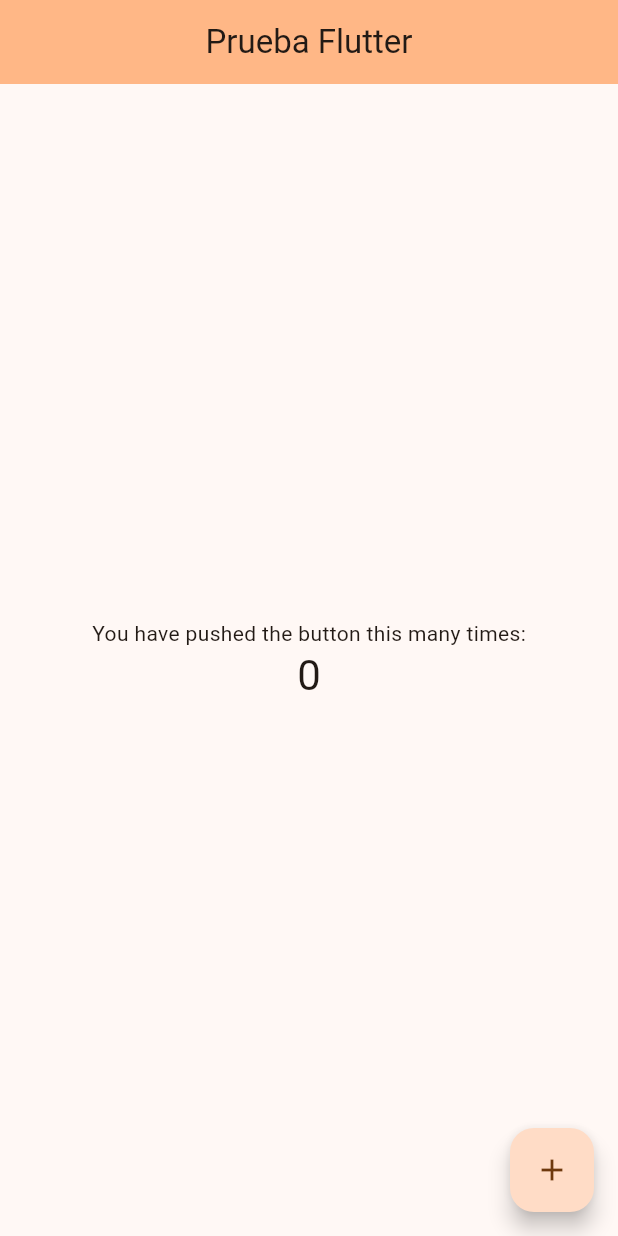
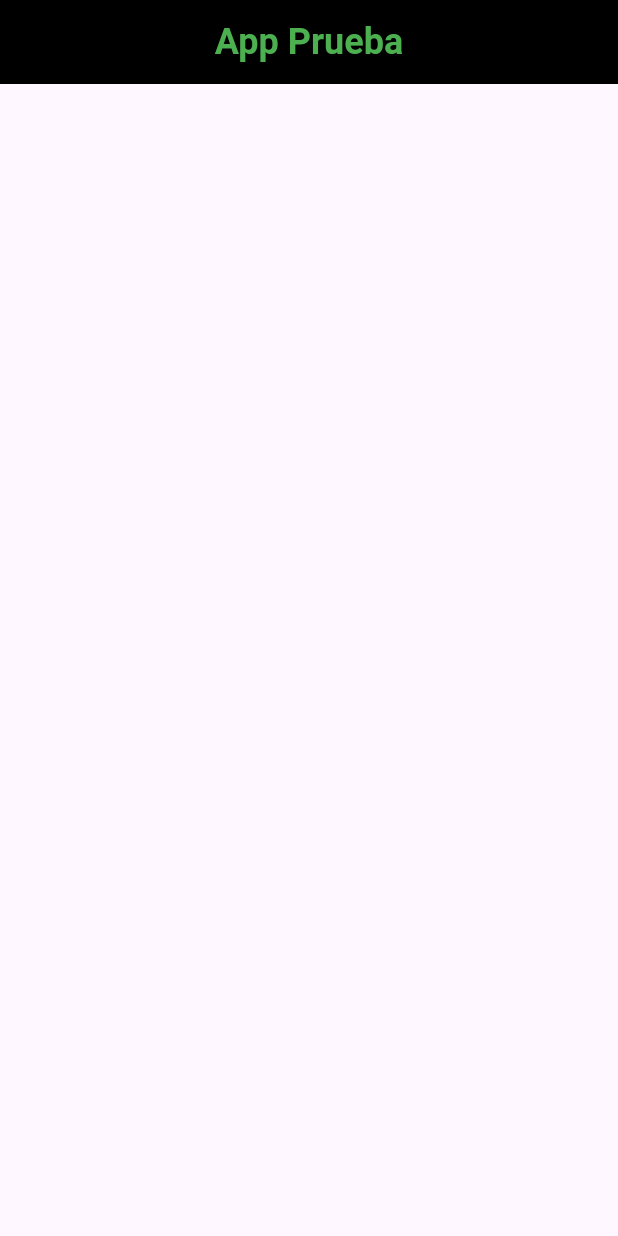
Before and after one commit to Adrimr7/prueba_flutter, a Flutter app: the screen it shows after launch, on a phone screen of 412 x 824 dp. Run offline on Flutter 3.47's test engine with Material 3 defaults, Android fonts, the phone set to English and light mode, and no system bars.

Commit message:
Prueba 3

```diff
--- a/lib/main.dart
+++ b/lib/main.dart
@@ -1,4 +1,5 @@
 import 'package:flutter/material.dart';
+import 'package:prueba_flutter/pages/home.dart';
 
 void main() {
   runApp(const MyApp());
@@ -11,108 +12,9 @@ class MyApp extends StatelessWidget {
   @override
   Widget build(BuildContext context) {
     return MaterialApp(
-      title: 'Flutter Demo',
-      theme: ThemeData(
-        // tema de la app
-        colorScheme: ColorScheme.fromSeed(
-            seedColor: const Color.fromARGB(255, 237, 175, 134)),
-        useMaterial3: true,
-      ),
-      home: const MyHomePage(
-        title: 'Prueba Flutter',
-        prueba1: 'Siguiente param',
-      ),
+      debugShowCheckedModeBanner: false,
+      theme: ThemeData(),
+      home: HomePage()
     );
   }
 }
-
-class MyHomePage extends StatefulWidget {
-  const MyHomePage({super.key, required this.title, required this.prueba1});
-
-  // This widget is the home page of your application. It is stateful, meaning
-  // that it has a State object (defined below) that contains fields that affect
-  // how it looks.
-
-  // This class is the configuration for the state. It holds the values (in this
-  // case the title) provided by the parent (in this case the App widget) and
-  // used by the build method of the State. Fields in a Widget subclass are
-  // always marked "final".
-
-  final String title;
-  final String prueba1;
-
-  @override
-  State<MyHomePage> createState() => _MyHomePageState();
-}
-
-class _MyHomePageState extends State<MyHomePage> {
-  int _counter = 0;
-
-  void _incrementCounter() {
-    setState(() {
-      // This call to setState tells the Flutter framework that something has
-      // changed in this State, which causes it to rerun the build method below
-      // so that the display can reflect the updated values. If we changed
-      // _counter without calling setState(), then the build method would not be
-      // called again, and so nothing would appear to happen.
-      _counter++;
-    });
-  }
-
-  @override
-  Widget build(BuildContext context) {
-    // This method is rerun every time setState is called, for instance as done
-    // by the _incrementCounter method above.
-    //
-    // The Flutter framework has been optimized to make rerunning build methods
-    // fast, so that you can just rebuild anything that needs updating rather
-    // than having to individually change instances of widgets.
-    return Scaffold(
-      appBar: AppBar(
-        // TRY THIS: Try changing the color here to a specific color (to
-        // Colors.amber, perhaps?) and trigger a hot reload to see the AppBar
-        // change color while the other colors stay the same.
-        //backgroundColor: Colors.amber,
-        backgroundColor: Theme.of(context).colorScheme.inversePrimary,
-        // Here we take the value from the MyHomePage object that was created by
-        // the App.build method, and use it to set our appbar title.
-        title: Text(widget.title),
-        centerTitle: true,
-      ),
-      body: Center(
-        // Center is a layout widget. It takes a single child and positions it
-        // in the middle of the parent.
-        child: Column(
-          // Column is also a layout widget. It takes a list of children and
-          // arranges them vertically. By default, it sizes itself to fit its
-          // children horizontally, and tries to be as tall as its parent.
-          //
-          // Column has various properties to control how it sizes itself and
-          // how it positions its children. Here we use mainAxisAlignment to
-          // center the children vertically; the main axis here is the vertical
-          // axis because Columns are vertical (the cross axis would be
-          // horizontal).
-          //
-          // TRY THIS: Invoke "debug painting" (choose the "Toggle Debug Paint"
-          // action in the IDE, or press "p" in the console), to see the
-          // wireframe for each widget.
-          mainAxisAlignment: MainAxisAlignment.center,
-          children: <Widget>[
-            const Text(
-              'You have pushed the button this many times:',
-            ),
-            Text(
-              '$_counter',
-              style: Theme.of(context).textTheme.headlineMedium,
-            ),
-          ],
-        ),
-      ),
-      floatingActionButton: FloatingActionButton(
-        onPressed: _incrementCounter,
-        tooltip: 'Increment',
-        child: const Icon(Icons.add),
-      ), // This trailing comma makes auto-formatting nicer for build methods.
-    );
-  }
-}
--- /dev/null
+++ b/lib/pages/home.dart
@@ -0,0 +1,23 @@
+import 'package:flutter/material.dart';
+
+class HomePage extends StatelessWidget {
+  const HomePage({super.key});
+
+  @override
+  Widget build(BuildContext context) {
+    return Scaffold(
+        appBar: AppBar(
+          title: Text('App Prueba',
+          style: TextStyle(
+            color: Colors.green,
+            fontSize: 24,
+            fontWeight: FontWeight.bold
+            ),
+          ),
+          backgroundColor: Colors.black,
+          centerTitle: true,
+          // minuto 5:18
+        ),
+    );
+  }
+}
```
Also changed, not shown: pubspec.yaml (+11 -18 lines), fonts/Poppins-Bold.ttf (added), fonts/Poppins-Medium.ttf (added), fonts/Poppins-Regular.ttf (added), fonts/Poppins-SemiBold.ttf (added).
